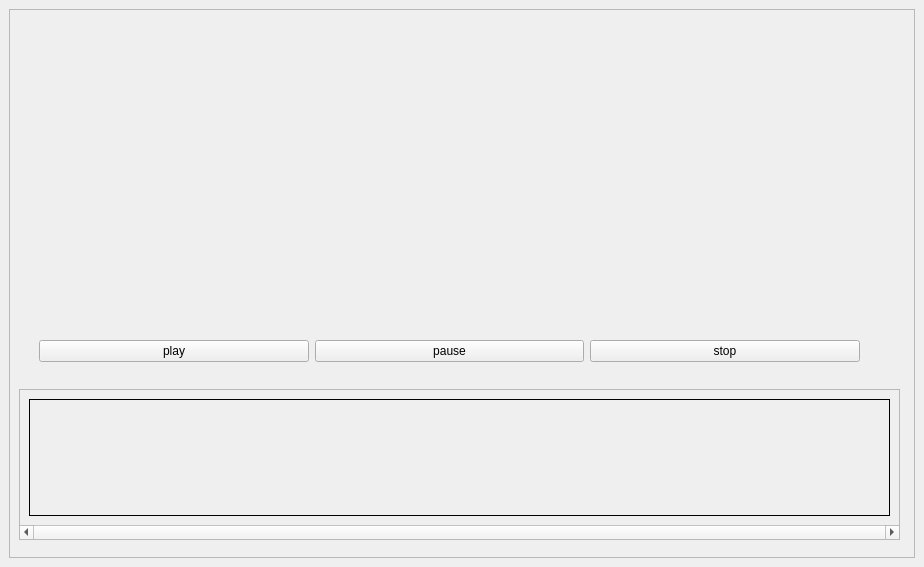
Before: the Qt Designer form multimediaUI.ui in snow0112/synopsis_images_of_video, drawn with Qt 5.
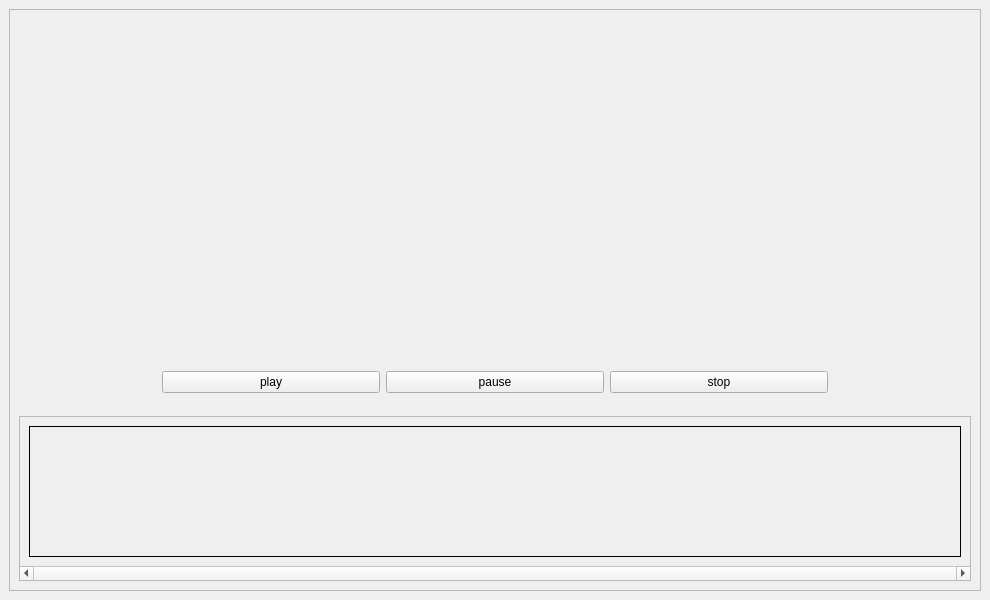
After: the same form once the commit is applied.

```diff
--- a/multimediaUI.ui
+++ b/multimediaUI.ui
@@ -6,8 +6,8 @@
    <rect>
     <x>0</x>
     <y>0</y>
-    <width>924</width>
-    <height>567</height>
+    <width>990</width>
+    <height>600</height>
    </rect>
   </property>
   <property name="mouseTracking">
@@ -31,14 +31,30 @@
         <property name="frameShadow">
          <enum>QFrame::Raised</enum>
         </property>
+        <layout class="QGridLayout" name="gridLayout_4">
+         <item row="0" column="0">
+          <spacer name="horizontalSpacer_3">
+           <property name="orientation">
+            <enum>Qt::Horizontal</enum>
+           </property>
+           <property name="sizeType">
+            <enum>QSizePolicy::Expanding</enum>
+           </property>
+           <property name="sizeHint" stdset="0">
+            <size>
+             <width>128</width>
+             <height>20</height>
+            </size>
+           </property>
+          </spacer>
+         </item>
+         <item row="0" column="1">
         <widget class="QLabel" name="video">
-         <property name="geometry">
-          <rect>
-           <x>199</x>
-           <y>5</y>
-           <width>491</width>
-           <height>311</height>
-          </rect>
+           <property name="sizePolicy">
+            <sizepolicy hsizetype="Preferred" vsizetype="Preferred">
+             <horstretch>2</horstretch>
+             <verstretch>6</verstretch>
+            </sizepolicy>
          </property>
          <property name="frameShape">
           <enum>QFrame::NoFrame</enum>
@@ -56,14 +72,30 @@
           <bool>false</bool>
          </property>
         </widget>
+         </item>
+         <item row="0" column="2">
+          <spacer name="horizontalSpacer_4">
+           <property name="orientation">
+            <enum>Qt::Horizontal</enum>
+           </property>
+           <property name="sizeType">
+            <enum>QSizePolicy::Expanding</enum>
+           </property>
+           <property name="sizeHint" stdset="0">
+            <size>
+             <width>128</width>
+             <height>20</height>
+            </size>
+           </property>
+          </spacer>
+         </item>
+         <item row="1" column="1">
         <widget class="QFrame" name="frame_2">
-         <property name="geometry">
-          <rect>
-           <x>10</x>
-           <y>320</y>
-           <width>871</width>
-           <height>51</height>
-          </rect>
+           <property name="sizePolicy">
+            <sizepolicy hsizetype="Preferred" vsizetype="Preferred">
+             <horstretch>0</horstretch>
+             <verstretch>1</verstretch>
+            </sizepolicy>
          </property>
          <property name="frameShape">
           <enum>QFrame::NoFrame</enum>
@@ -71,15 +103,8 @@
          <property name="frameShadow">
           <enum>QFrame::Raised</enum>
          </property>
-         <widget class="QWidget" name="horizontalLayoutWidget">
-          <property name="geometry">
-           <rect>
-            <x>20</x>
-            <y>0</y>
-            <width>821</width>
-            <height>44</height>
-           </rect>
-          </property>
+           <layout class="QGridLayout" name="gridLayout_2">
+            <item row="0" column="0">
           <layout class="QHBoxLayout" name="horizontalLayout">
            <item>
             <widget class="QPushButton" name="play_btn">
@@ -103,21 +128,16 @@
             </widget>
            </item>
           </layout>
-         </widget>
-        </widget>
+            </item>
+           </layout>
+          </widget>
+         </item>
+         <item row="2" column="0" colspan="3">
         <widget class="QScrollArea" name="scrollArea">
-         <property name="geometry">
-          <rect>
-           <x>10</x>
-           <y>380</y>
-           <width>881</width>
-           <height>151</height>
-          </rect>
-         </property>
          <property name="sizePolicy">
-          <sizepolicy hsizetype="MinimumExpanding" vsizetype="Fixed">
+            <sizepolicy hsizetype="MinimumExpanding" vsizetype="Preferred">
            <horstretch>0</horstretch>
-           <verstretch>0</verstretch>
+             <verstretch>3</verstretch>
           </sizepolicy>
          </property>
          <property name="mouseTracking">
@@ -143,8 +163,8 @@
            <rect>
             <x>0</x>
             <y>0</y>
-            <width>879</width>
-            <height>128</height>
+              <width>936</width>
+              <height>136</height>
            </rect>
           </property>
           <property name="sizePolicy">
@@ -159,9 +179,15 @@
              <property name="sizePolicy">
               <sizepolicy hsizetype="MinimumExpanding" vsizetype="Ignored">
                <horstretch>0</horstretch>
-               <verstretch>0</verstretch>
-              </sizepolicy>
-             </property>
+                 <verstretch>2</verstretch>
+                </sizepolicy>
+               </property>
+               <property name="minimumSize">
+                <size>
+                 <width>0</width>
+                 <height>0</height>
+                </size>
+               </property>
              <property name="sizeIncrement">
               <size>
                <width>0</width>
@@ -194,6 +220,8 @@
           </layout>
          </widget>
         </widget>
+         </item>
+        </layout>
        </widget>
       </item>
      </layout>
```
Left out of the diff: 8 changed lines with no effect on the pictures. Lines whose indentation alone changed are shown as unchanged.
